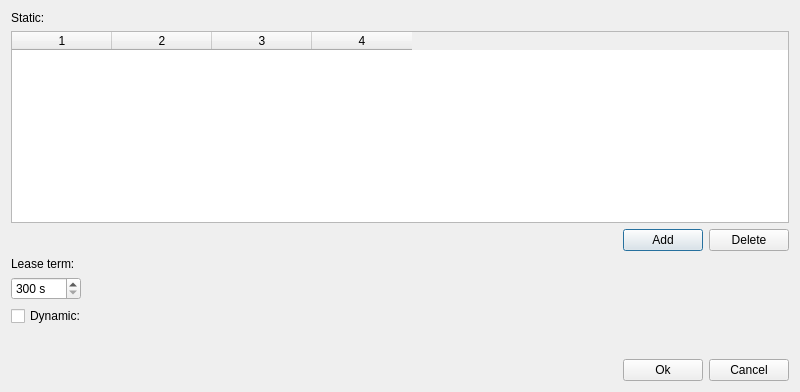
First picture: the form in src/forms/dhcpserverproperty.ui, repository Vortm4x/netemul, before the edit.
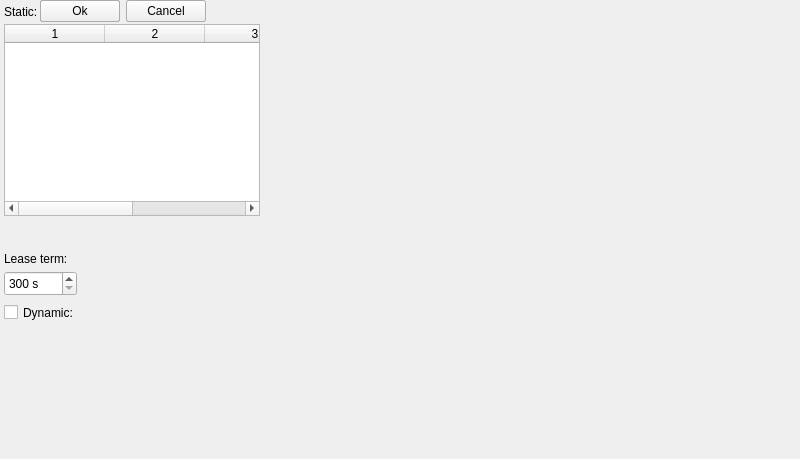
Second picture: the form after the edit. Icons and pictures are not drawn.

```diff
--- a/src/forms/dhcpserverproperty.ui
+++ b/src/forms/dhcpserverproperty.ui
@@ -7,7 +7,7 @@
     <x>0</x>
     <y>0</y>
     <width>800</width>
-    <height>392</height>
+    <height>459</height>
    </rect>
   </property>
   <property name="sizePolicy">
@@ -25,16 +25,28 @@
   <property name="windowTitle">
    <string>DHCP server's properties</string>
   </property>
-  <layout class="QVBoxLayout" name="verticalLayout">
-   <item>
     <widget class="QLabel" name="label">
+   <property name="geometry">
+    <rect>
+     <x>4</x>
+     <y>4</y>
+     <width>40</width>
+     <height>16</height>
+    </rect>
+   </property>
      <property name="text">
       <string>Static:</string>
      </property>
     </widget>
-   </item>
-   <item>
     <widget class="QTableWidget" name="tw_static">
+   <property name="geometry">
+    <rect>
+     <x>4</x>
+     <y>24</y>
+     <width>256</width>
+     <height>192</height>
+    </rect>
+   </property>
      <property name="sizePolicy">
       <sizepolicy hsizetype="Preferred" vsizetype="Preferred">
        <horstretch>0</horstretch>
@@ -58,55 +70,28 @@
      <column/>
      <column/>
     </widget>
-   </item>
-   <item>
-    <layout class="QHBoxLayout" name="horizontalLayout">
-     <item>
-      <spacer name="horizontalSpacer">
-       <property name="orientation">
-        <enum>Qt::Horizontal</enum>
-       </property>
-       <property name="sizeHint" stdset="0">
-        <size>
-         <width>40</width>
-         <height>20</height>
-        </size>
-       </property>
-      </spacer>
-     </item>
-     <item>
-      <widget class="QPushButton" name="btn_add">
-       <property name="text">
-        <string>Add</string>
-       </property>
-       <property name="icon">
-        <iconset>
-         <normaloff>:/im/images/edit_add.png</normaloff>:/im/images/edit_add.png</iconset>
-       </property>
-      </widget>
-     </item>
-     <item>
-      <widget class="QPushButton" name="btn_del">
-       <property name="text">
-        <string>Delete</string>
-       </property>
-       <property name="icon">
-        <iconset>
-         <normaloff>:/im/images/edit_remove.png</normaloff>:/im/images/edit_remove.png</iconset>
-       </property>
-      </widget>
-     </item>
-    </layout>
-   </item>
-   <item>
     <widget class="QLabel" name="label_2">
+   <property name="geometry">
+    <rect>
+     <x>4</x>
+     <y>251</y>
+     <width>74</width>
+     <height>16</height>
+    </rect>
+   </property>
      <property name="text">
       <string>Lease term:</string>
      </property>
     </widget>
-   </item>
-   <item>
     <widget class="QSpinBox" name="sb_time">
+   <property name="geometry">
+    <rect>
+     <x>4</x>
+     <y>271</y>
+     <width>73</width>
+     <height>25</height>
+    </rect>
+   </property>
      <property name="sizePolicy">
       <sizepolicy hsizetype="Maximum" vsizetype="Fixed">
        <horstretch>0</horstretch>
@@ -132,31 +117,59 @@
       <number>10</number>
      </property>
     </widget>
-   </item>
-   <item>
     <widget class="QCheckBox" name="cb_dynamic">
-     <property name="text">
-      <string>Dynamic:</string>
-     </property>
-    </widget>
-   </item>
-   <item>
-    <layout class="QVBoxLayout" name="lay"/>
-   </item>
-   <item>
-    <spacer name="verticalSpacer">
-     <property name="orientation">
-      <enum>Qt::Vertical</enum>
-     </property>
-     <property name="sizeHint" stdset="0">
-      <size>
-       <width>20</width>
+   <property name="geometry">
+    <rect>
+     <x>4</x>
+     <y>301</y>
+     <width>83</width>
        <height>23</height>
+    </rect>
+   </property>
+   <property name="text">
+    <string>Dynamic:</string>
+   </property>
+  </widget>
+  <widget class="QWidget" name="">
+   <layout class="QHBoxLayout" name="horizontalLayout">
+    <item>
+     <spacer name="horizontalSpacer">
+      <property name="orientation">
+       <enum>Qt::Horizontal</enum>
+      </property>
+      <property name="sizeHint" stdset="0">
+       <size>
+        <width>40</width>
+        <height>20</height>
       </size>
      </property>
     </spacer>
    </item>
    <item>
+     <widget class="QPushButton" name="btn_add">
+      <property name="text">
+       <string>Add</string>
+      </property>
+      <property name="icon">
+       <iconset resource="../../netemul.qrc">
+        <normaloff>:/im/images/edit_add.png</normaloff>:/im/images/edit_add.png</iconset>
+      </property>
+     </widget>
+    </item>
+    <item>
+     <widget class="QPushButton" name="btn_del">
+      <property name="text">
+       <string>Delete</string>
+      </property>
+      <property name="icon">
+       <iconset resource="../../netemul.qrc">
+        <normaloff>:/im/images/edit_remove.png</normaloff>:/im/images/edit_remove.png</iconset>
+      </property>
+     </widget>
+    </item>
+   </layout>
+  </widget>
+  <widget class="QWidget" name="">
     <layout class="QHBoxLayout" name="horizontalLayout_2">
      <item>
       <spacer name="horizontalSpacer_2">
@@ -194,10 +207,11 @@
       </widget>
      </item>
     </layout>
-   </item>
-  </layout>
- </widget>
- <resources/>
+  </widget>
+ </widget>
+ <resources>
+  <include location="../../netemul.qrc"/>
+ </resources>
  <connections>
   <connection>
    <sender>btn_cancel</sender>
```
Left out of the diff: 4 changed lines with no effect on the pictures. Lines whose indentation alone changed are shown as unchanged.
